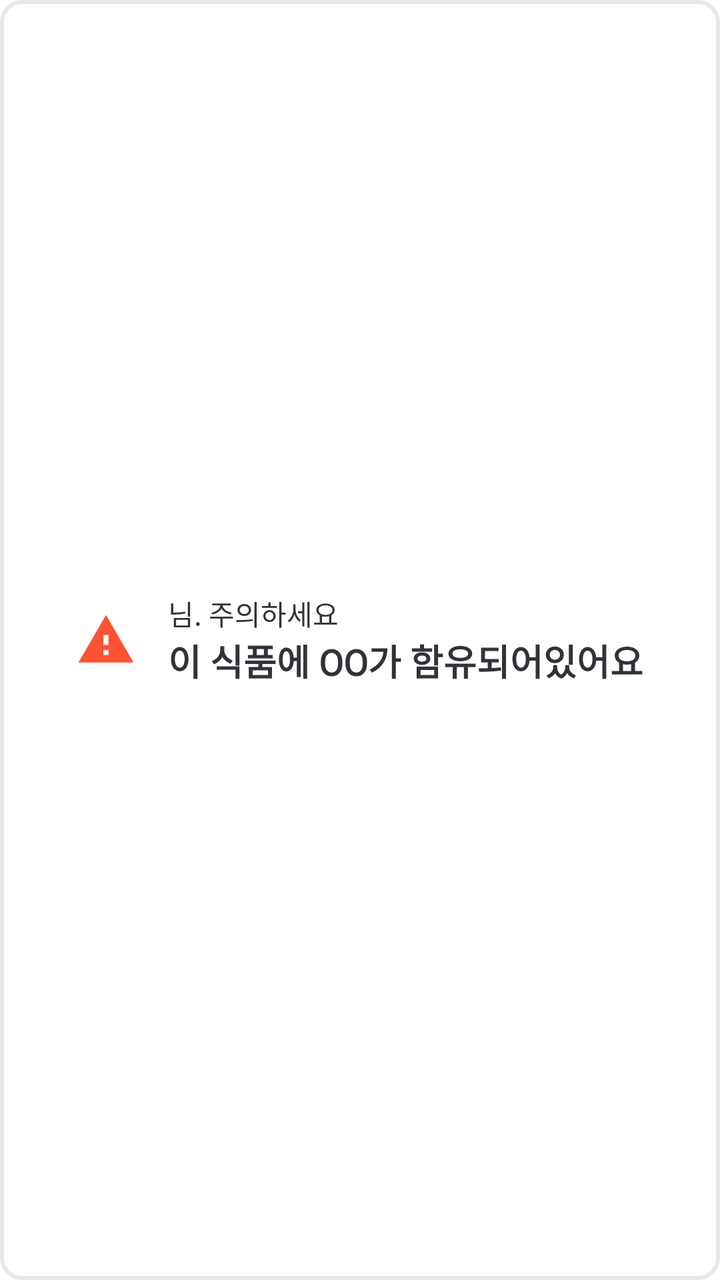
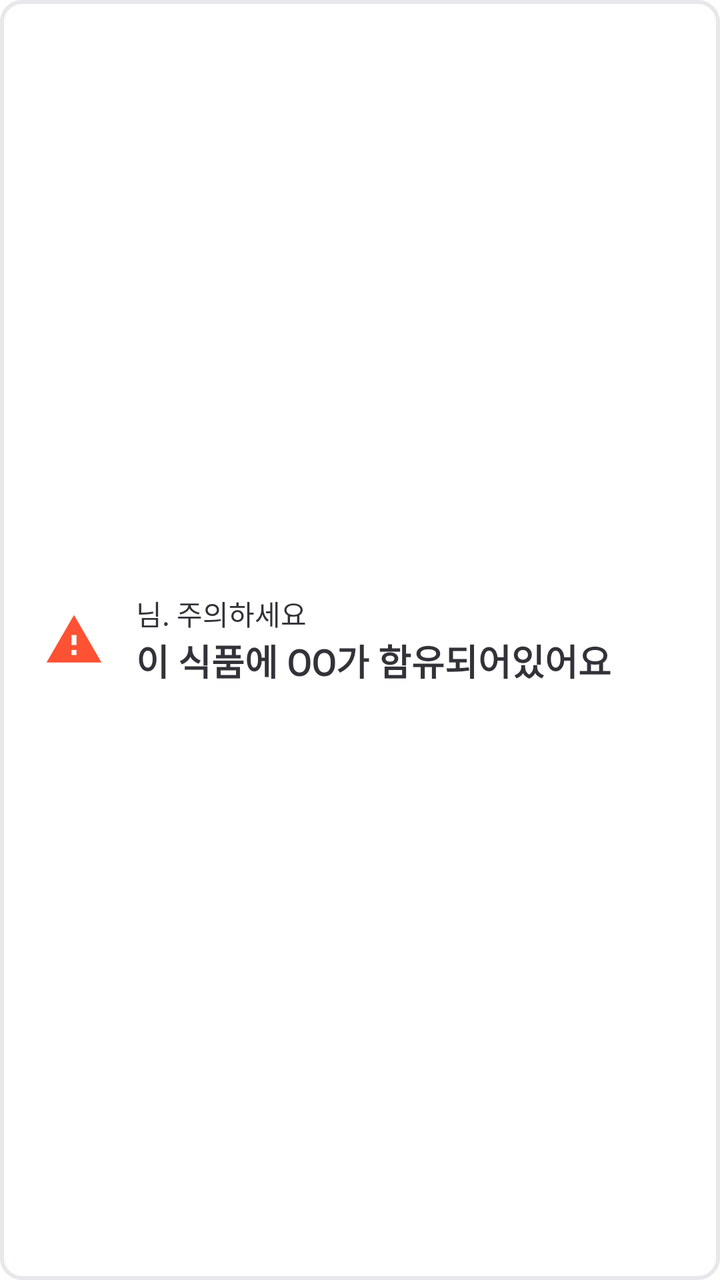

Screens rendered from an Android XML layout before and after an edit, with the pre-edit source and the edit as a unified diff.
<!-- AndroidManifest.xml: application theme Theme.BeYourEyes -->
<!-- res/layout/fragment_result_alg_caution.xml -->
<?xml version="1.0" encoding="utf-8"?>
<LinearLayout xmlns:android="http://schemas.android.com/apk/res/android"
    xmlns:app="http://schemas.android.com/apk/res-auto"
    xmlns:tools="http://schemas.android.com/tools"
    android:layout_width="320dp"
    android:layout_height="wrap_content"
    android:background="@drawable/shape_result_fragment_background_white_stroke_10"
    android:gravity="center"
    tools:context=".ResultAlgCautionFragment">


    <ImageView
        android:id="@+id/imageView3"
        android:layout_width="30dp"
        android:layout_height="30dp"
        android:layout_gravity="center"
        android:layout_marginRight="16dp"
        android:src="@drawable/ic_result_allergy_warning_24" />

    <LinearLayout
        android:layout_width="wrap_content"
        android:layout_height="wrap_content"
        android:layout_gravity="center"
        android:orientation="vertical">

        <TextView
            android:id="@+id/algCautionText1"
            android:layout_width="wrap_content"
            android:layout_height="wrap_content"
            android:text="@string/alg_caution_text1"
            android:textColor="@color/gray_950"
            android:fontFamily="@font/wanted_sans_bold"
            android:textSize="14sp" />

        <TextView
            android:id="@+id/algCautionText2"
            android:layout_width="wrap_content"
            android:layout_height="wrap_content"
            android:text="@string/alg_caution_text2"
            android:textColor="@color/gray_950"
            android:fontFamily="@font/wanted_sans_bold"
            android:textSize="18sp"
            android:textStyle="bold" />
    </LinearLayout>

</LinearLayout>
<!-- resources referenced by this layout -->
<resources>
  <color name="gray_950">#333239</color>
  <!-- drawable ic_result_allergy_warning_24 (drawable) -->
  <vector android:height="27dp" android:tint="#FF5133"
      android:viewportHeight="24" android:viewportWidth="24"
      android:width="27dp" xmlns:android="http://schemas.android.com/apk/res/android">
      <path android:fillColor="@android:color/white" android:pathData="M1,21h22L12,2 1,21zM13,18h-2v-2h2v2zM13,14h-2v-4h2v4z"/>
  </vector>
  <!-- drawable shape_result_fragment_background_white_stroke_10 (drawable) -->
  <?xml version="1.0" encoding="utf-8"?>
  <shape xmlns:android="http://schemas.android.com/apk/res/android">
      <solid android:color="@color/white" /> 
      <stroke android:color="@color/gray_100" android:width="2dp" />
      <size android:width="60dp" android:height="60dp" /> 
      <corners android:radius="10dp" /> 
  </shape>
  <string name="alg_caution_text1">님. 주의하세요</string>
  <string name="alg_caution_text2">이 식품에 OO가 함유되어있어요</string>
  <style name="Theme.BeYourEyes" parent="Theme.MaterialComponents.Light.NoActionBar">
          
          <item name="colorPrimary">@color/blue_500</item>
          <item name="colorPrimaryVariant">@color/blue_700</item>
          <item name="colorOnPrimary">@color/white</item>
          
          <item name="colorSecondary">@color/teal_200</item>
          <item name="colorSecondaryVariant">@color/teal_700</item>
          <item name="colorOnSecondary">@color/black</item>
          
          <item name="android:statusBarColor">@color/gray_50</item>
          <item name="android:windowLightStatusBar">true</item>
          <item name="android:navigationBarColor">@color/gray_50</item>
          
          <item name="chipStyle">@style/TextChipStyle</item>
      </style>
  <color name="white">#FFFFFF</color>
  <color name="gray_100">#E7E8EC</color>
  <color name="blue_500">#3379FE</color>
  <color name="blue_700">#1543E0</color>
  <color name="teal_200">#FF03DAC5</color>
  <color name="teal_700">#FF018786</color>
  <color name="black">#FF000000</color>
  <color name="gray_50">#F6F7F8</color>
  <style name="TextChipStyle" parent="Widget.MaterialComponents.Chip.Choice">
          <item name="chipCornerRadius">10dp</item>
          <item name="chipMinHeight">58dp</item>
          <item name="chipBackgroundColor">@color/chip_bg_color</item>
          <item name="android:textColor">@color/chip_text_color</item>
          <item name="chipStrokeColor">@color/chip_stroke_color</item>
          <item name="chipStrokeWidth">2dp</item>
          <item name="android:textAlignment">center</item>
          <item name="fontFamily">@font/wanted_sans_semi_bold</item>
          <item name="android:textSize">16sp</item>
          <item name="android:paddingTop">14dp</item>
          <item name="android:paddingBottom">14dp</item>
      </style>
</resources>

<!-- the commit's change to res/layout/fragment_result_alg_caution.xml (unified diff, before → after) -->
@@ -2,11 +2,11 @@
 <LinearLayout xmlns:android="http://schemas.android.com/apk/res/android"
     xmlns:app="http://schemas.android.com/apk/res-auto"
     xmlns:tools="http://schemas.android.com/tools"
-    android:layout_width="320dp"
+    android:layout_width="match_parent"
     android:layout_height="wrap_content"
-    android:background="@drawable/shape_result_fragment_background_white_stroke_10"
-    android:gravity="center"
-    tools:context=".ResultAlgCautionFragment">
+    android:paddingVertical="14dp"
+    android:paddingHorizontal="22dp"
+    android:background="@drawable/shape_result_fragment_background_white_stroke_10">
 
 
     <ImageView
